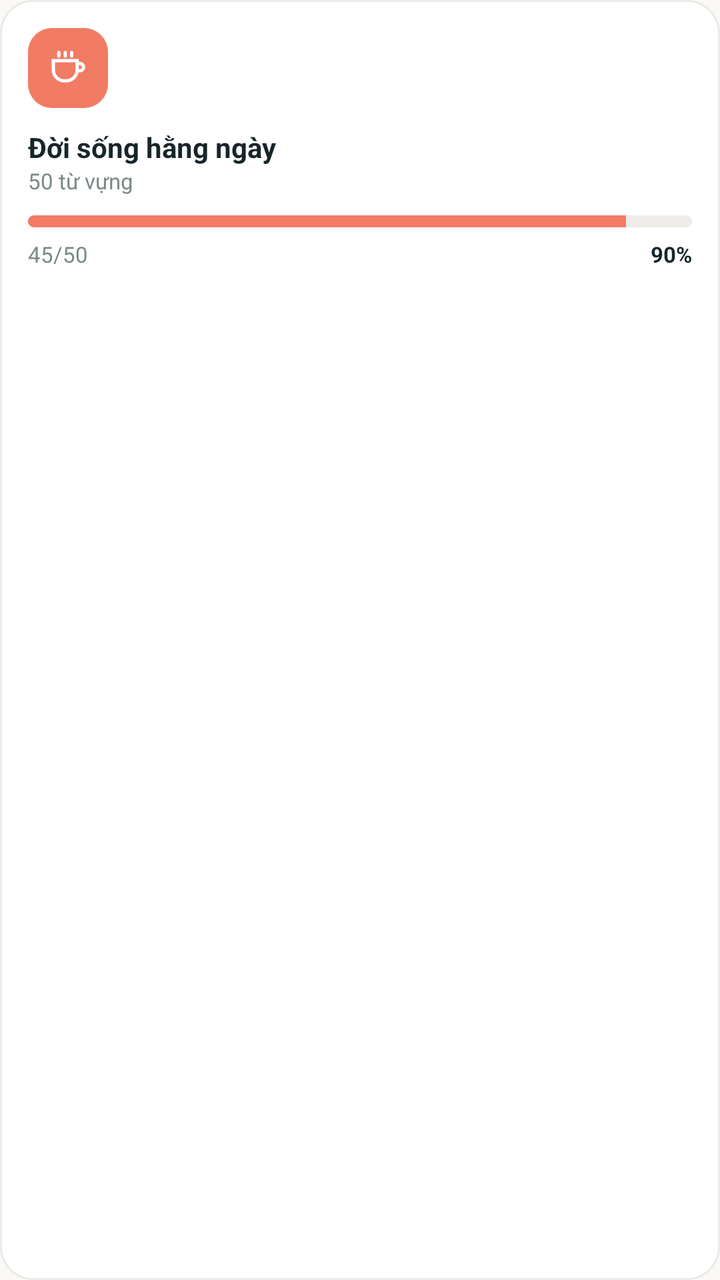
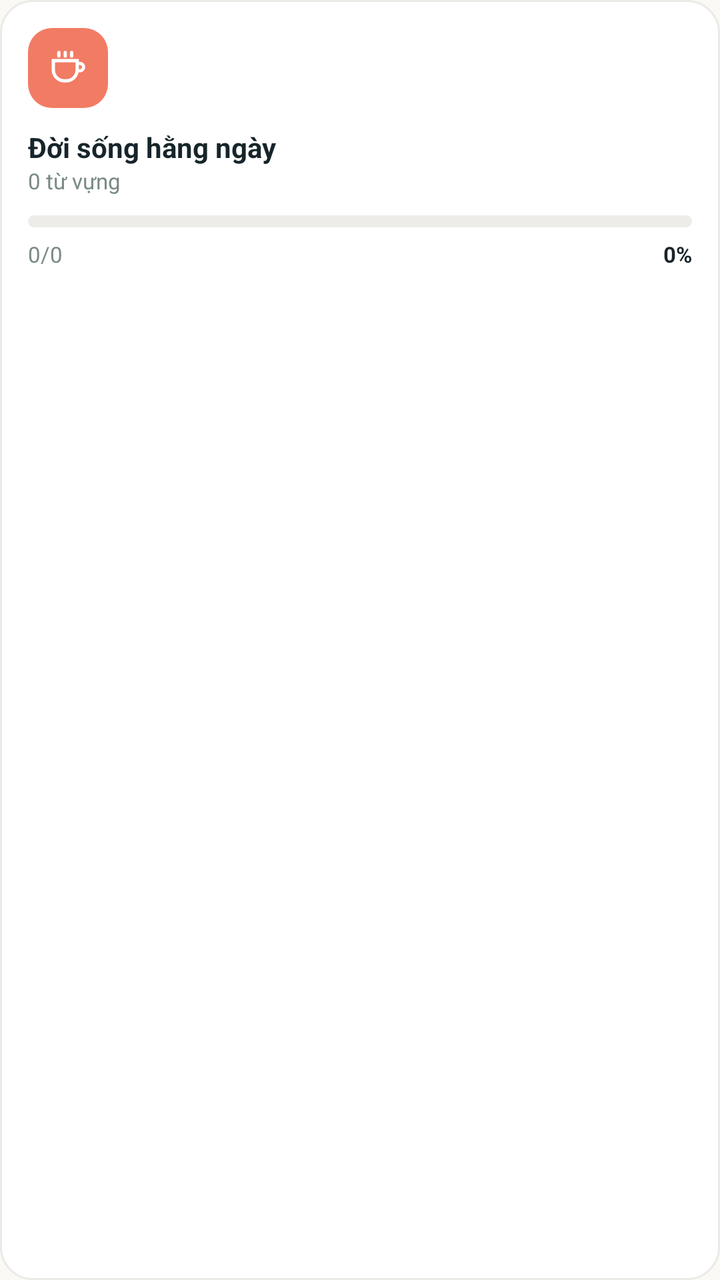

Before-and-after screenshots of an Android layout around one commit, followed by the original layout XML and the change that was made.
<!-- AndroidManifest.xml: application theme Theme.CalmLearn -->
<!-- res/layout/item_lesson_daily.xml -->
<?xml version="1.0" encoding="utf-8"?>
<LinearLayout xmlns:android="http://schemas.android.com/apk/res/android"
    android:layout_width="match_parent"
    android:layout_height="wrap_content"
    android:background="@drawable/bg_card_stroke"
    android:clickable="true"
    android:focusable="true"
    android:foreground="?attr/selectableItemBackground"
    android:orientation="vertical"
    android:padding="14dp">

    <ImageView
        android:layout_width="40dp"
        android:layout_height="40dp"
        android:background="@drawable/bg_icon_square_coral"
        android:padding="9dp"
        android:src="@drawable/ic_coffee"
        android:tint="@color/white"
        android:contentDescription="@null" />

    <TextView
        android:layout_width="match_parent"
        android:layout_height="wrap_content"
        android:layout_marginTop="10dp"
        android:text="Đời sống hằng ngày"
        android:textColor="@color/text_primary"
        android:textSize="14sp"
        android:textStyle="bold" />

    <TextView
        android:layout_width="match_parent"
        android:layout_height="wrap_content"
        android:text="50 từ vựng"
        android:textColor="@color/text_secondary"
        android:textSize="11sp" />

    <ProgressBar
        style="?android:attr/progressBarStyleHorizontal"
        android:layout_width="match_parent"
        android:layout_height="6dp"
        android:layout_marginTop="10dp"
        android:max="100"
        android:progress="90"
        android:progressDrawable="@drawable/progress_coral" />

    <LinearLayout
        android:layout_width="match_parent"
        android:layout_height="wrap_content"
        android:layout_marginTop="6dp"
        android:orientation="horizontal">

        <TextView
            android:layout_width="0dp"
            android:layout_height="wrap_content"
            android:layout_weight="1"
            android:text="45/50"
            android:textColor="@color/text_secondary"
            android:textSize="11sp" />

        <TextView
            android:layout_width="wrap_content"
            android:layout_height="wrap_content"
            android:text="90%"
            android:textColor="@color/text_primary"
            android:textSize="11sp"
            android:textStyle="bold" />
    </LinearLayout>
</LinearLayout>
<!-- resources referenced by this layout -->
<resources>
  <color name="text_primary">#17252A</color>
  <color name="text_secondary">#7A8A87</color>
  <color name="white">#FFFFFF</color>
  <!-- drawable bg_card_stroke (drawable) -->
  <shape xmlns:android="http://schemas.android.com/apk/res/android" android:shape="rectangle">
      <solid android:color="@color/surface"/>
      <stroke android:width="1dp" android:color="@color/divider"/>
      <corners android:radius="16dp"/>
  </shape>
  <!-- drawable bg_icon_square_coral (drawable) -->
  <shape xmlns:android="http://schemas.android.com/apk/res/android" android:shape="rectangle">
      <solid android:color="@color/coral"/>
      <corners android:radius="12dp"/>
  </shape>
  <!-- drawable ic_coffee (drawable) -->
  <vector xmlns:android="http://schemas.android.com/apk/res/android"
      android:width="24dp" android:height="24dp" android:viewportWidth="24" android:viewportHeight="24">
      <path android:pathData="M4,8 L17,8 L17,13 C17,16.3 14.3,19 11,19 L10,19 C6.7,19 4,16.3 4,13 Z" android:strokeColor="#FFFFFFFF" android:strokeWidth="1.8" android:fillColor="@android:color/transparent"/>
      <path android:pathData="M17,9.5 L18.5,9.5 C19.6,9.5 20.5,10.4 20.5,11.5 C20.5,12.6 19.6,13.5 18.5,13.5 L17,13.5" android:strokeColor="#FFFFFFFF" android:strokeWidth="1.8" android:fillColor="@android:color/transparent"/>
      <path android:pathData="M7,3.5 L7,5.5 M10.5,3.5 L10.5,5.5 M14,3.5 L14,5.5" android:strokeColor="#FFFFFFFF" android:strokeWidth="1.8" android:strokeLineCap="round" android:fillColor="@android:color/transparent"/>
  </vector>
  <!-- drawable progress_coral (drawable) -->
  <layer-list xmlns:android="http://schemas.android.com/apk/res/android">
      <item android:id="@android:id/background">
          <shape android:shape="rectangle">
              <solid android:color="@color/progress_track"/>
              <corners android:radius="6dp"/>
          </shape>
      </item>
      <item android:id="@android:id/progress">
          <clip>
              <shape android:shape="rectangle">
                  <solid android:color="@color/coral"/>
                  <corners android:radius="6dp"/>
              </shape>
          </clip>
      </item>
  </layer-list>
  <style name="Theme.CalmLearn" parent="Theme.MaterialComponents.DayNight.NoActionBar">
          <item name="colorPrimary">@color/teal_primary</item>
          <item name="colorPrimaryVariant">@color/teal_dark</item>
          <item name="colorOnPrimary">@color/white</item>
          <item name="colorSecondary">@color/coral</item>
          <item name="colorOnSecondary">@color/white</item>
          <item name="android:statusBarColor">@color/background</item>
          <item name="android:windowLightStatusBar">true</item>
          <item name="android:navigationBarColor">@color/surface</item>
          <item name="android:windowBackground">@color/background</item>
          <item name="android:fontFamily">sans-serif</item>
      </style>
  <color name="surface">#FFFFFF</color>
  <color name="divider">#ECEAE6</color>
  <color name="coral">#F27B64</color>
  <color name="progress_track">#EEECE8</color>
  <color name="teal_primary">#146C6E</color>
  <color name="teal_dark">#0B5147</color>
  <color name="background">#FAF9F6</color>
</resources>

<!-- the commit's change to res/layout/item_lesson_daily.xml (unified diff, before → after) -->
@@ -28,19 +28,21 @@
         android:textStyle="bold" />
 
     <TextView
+        android:id="@+id/tvWordCount"
         android:layout_width="match_parent"
         android:layout_height="wrap_content"
-        android:text="50 từ vựng"
+        android:text="0 từ vựng"
         android:textColor="@color/text_secondary"
         android:textSize="11sp" />
 
     <ProgressBar
+        android:id="@+id/progressBar"
         style="?android:attr/progressBarStyleHorizontal"
         android:layout_width="match_parent"
         android:layout_height="6dp"
         android:layout_marginTop="10dp"
         android:max="100"
-        android:progress="90"
+        android:progress="0"
         android:progressDrawable="@drawable/progress_coral" />
 
     <LinearLayout
@@ -50,17 +52,19 @@
         android:orientation="horizontal">
 
         <TextView
+            android:id="@+id/tvLearnedCount"
             android:layout_width="0dp"
             android:layout_height="wrap_content"
             android:layout_weight="1"
-            android:text="45/50"
+            android:text="0/0"
             android:textColor="@color/text_secondary"
             android:textSize="11sp" />
 
         <TextView
+            android:id="@+id/tvPercent"
             android:layout_width="wrap_content"
             android:layout_height="wrap_content"
-            android:text="90%"
+            android:text="0%"
             android:textColor="@color/text_primary"
             android:textSize="11sp"
             android:textStyle="bold" />
